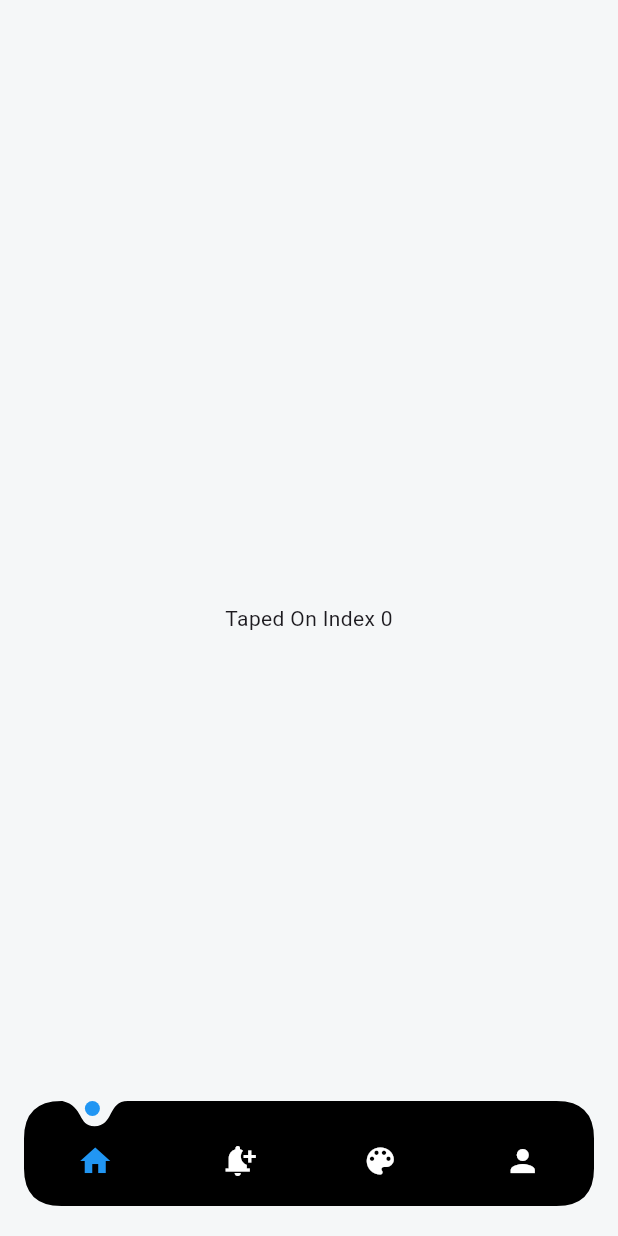
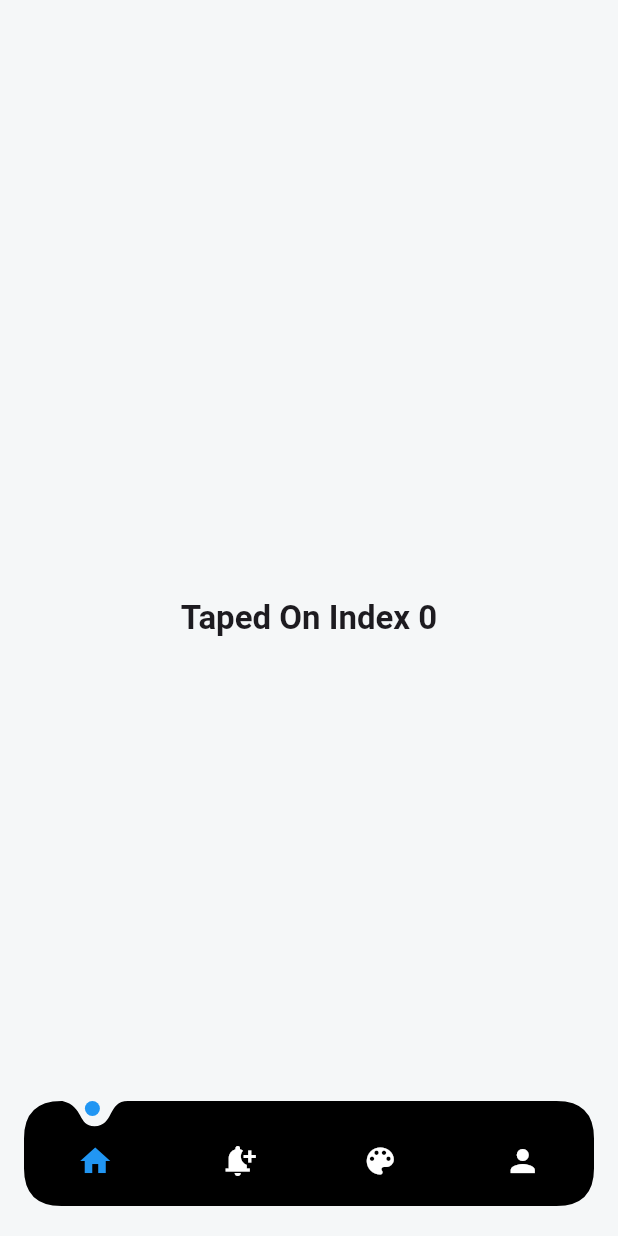
Before and after one commit to Muzammil-Bit/dot_curved_bottom_nav, a Flutter app: the screen it shows after launch, on a phone screen of 412 x 824 dp. Run offline on Flutter 3.47's test engine with Material 3 defaults, Android fonts, the phone set to English and light mode, and no system bars.

Commit message:
updated example

```diff
--- a/example/lib/main.dart
+++ b/example/lib/main.dart
@@ -66,6 +66,10 @@ class _MyHomePageState extends State<MyHomePage> {
                   children: <Widget>[
                     Text(
                       'Taped On Index $_currentPage',
+                      style: Theme.of(context)
+                          .textTheme
+                          .titleLarge
+                          ?.copyWith(fontWeight: FontWeight.w700),
                     ),
                   ],
                 ),
@@ -73,7 +77,8 @@ class _MyHomePageState extends State<MyHomePage> {
             ),
       bottomNavigationBar: DotCurvedBottomNav(
         scrollController: _scrollController,
-        hideOnScroll: false,
+
+        hideOnScroll: true,
         indicatorColor: Colors.blue,
         backgroundColor: Colors.black,
         animationDuration: const Duration(milliseconds: 300),
```
